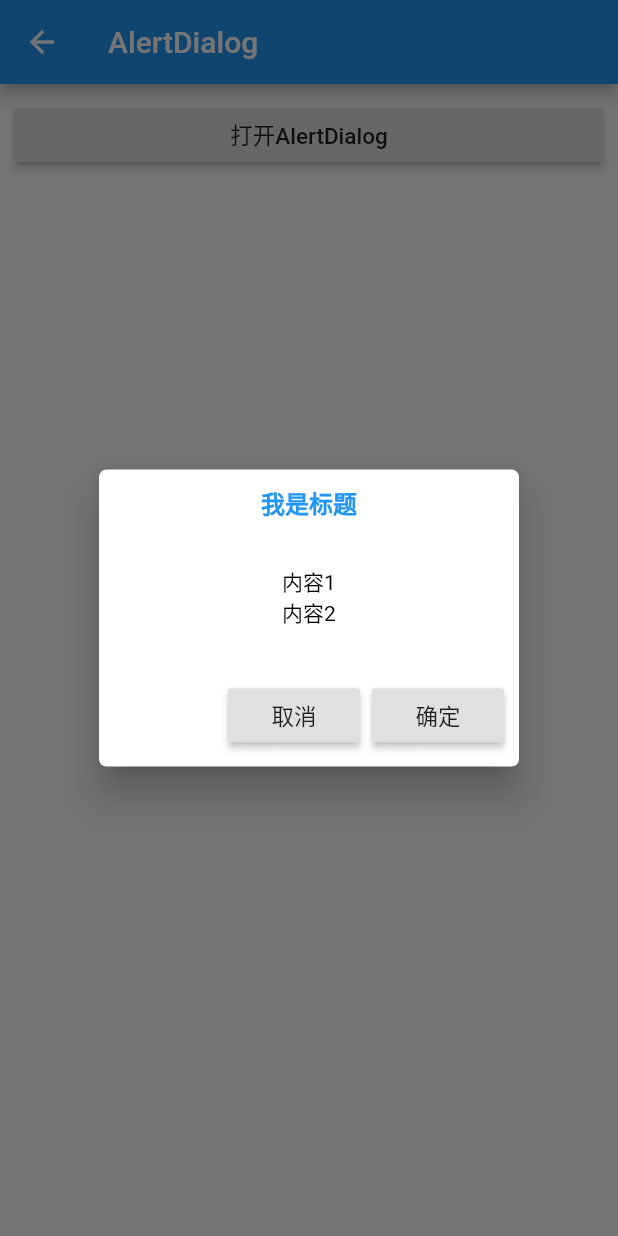
After one commit to starryxp/flutter_app, a Flutter app: the AlertDialogPage screen opened by its route, after a tap on "打开AlertDialog", on a phone screen of 412 x 824 dp. The commit adds this screen. Run offline on Flutter 3.47's test engine with Material 2 defaults, Android fonts, the phone set to English and light mode, and no system bars; our stand-ins replace fluttertoast.

Commit message:
SimpleDialogPage.dart AlertDialogPage.dart

```diff
--- a/lib/main.dart
+++ b/lib/main.dart
@@ -19,10 +19,12 @@ import 'package:flutter_app/widgets/basic/PlaceholderPage.dart';
 import 'package:flutter_app/widgets/basic/RowPage.dart';
 import 'package:flutter_app/widgets/basic/ScaffoldPage.dart';
 import 'package:flutter_app/widgets/basic/TextPage.dart';
+import 'package:flutter_app/widgets/material/AlertDialogPage.dart';
 import 'package:flutter_app/widgets/material/CheckboxPage.dart';
 import 'package:flutter_app/widgets/material/DateTimePickersPage.dart';
 import 'package:flutter_app/widgets/material/MaterialListPage.dart';
 import 'package:flutter_app/widgets/material/RadioPage.dart';
+import 'package:flutter_app/widgets/material/SimpleDialogPage.dart';
 import 'package:flutter_app/widgets/material/SliderPage.dart';
 import 'package:flutter_app/widgets/material/SwitchPage.dart';
 import 'package:flutter_app/widgets/material/TextFieldPage.dart';
@@ -68,8 +70,11 @@ class MyApp extends StatelessWidget {
     return MaterialApp(
       title: 'Flutter从零开始',
       //国际化语言支持
-      localizationsDelegates:[GlobalMaterialLocalizations.delegate,GlobalWidgetsLocalizations.delegate],
-      supportedLocales: [Locale('zh','CH')],
+      localizationsDelegates: [
+        GlobalMaterialLocalizations.delegate,
+        GlobalWidgetsLocalizations.delegate
+      ],
+      supportedLocales: [Locale('zh', 'CH')],
       theme: ThemeData(
         // 应用程序小部件使用的颜色。
         primarySwatch: Colors.blue,
@@ -150,6 +155,7 @@ class MyApp extends StatelessWidget {
     Constant.widgetsMaterialSliderPage: (context) => SliderPage(),
     Constant.widgetsMaterialDateTimePickersPage: (context) =>
         DateTimePickersPage(),
-
+    Constant.widgetsMaterialSimpleDialogPage: (context) => SimpleDialogPage(),
+    Constant.widgetsMaterialAlertDialogPage: (context) => AlertDialogPage(),
   };
 }
--- a/lib/utils/Constant.dart
+++ b/lib/utils/Constant.dart
@@ -44,4 +44,8 @@ class Constant {
   static final widgetsMaterialSliderPage = "widgets/material/slider_page";
   static final widgetsMaterialDateTimePickersPage =
       "widgets/material/date_time_pickers_page";
+  static final widgetsMaterialSimpleDialogPage =
+      "widgets/material/simple_dialog_page";
+  static final widgetsMaterialAlertDialogPage =
+      "widgets/material/alert_dialog_page";
 }
--- /dev/null
+++ b/lib/widgets/material/AlertDialogPage.dart
@@ -0,0 +1,109 @@
+import 'package:flutter/material.dart';
+
+class AlertDialogPage extends StatefulWidget {
+  final tip = '''
+1.AlertDialog介绍
+一个会中断用户操作的对话款，需要用户确认
+2.AlertDialog属性
+- title：标题
+- titlePadding：标题内边距
+- titleTextStyle：标题样式
+- content：内容，推荐用SingleChildScrollView包裹
+- contentPadding：EdgeInsets.fromLTRB(24.0, 20.0, 24.0, 24.0)，内容内边距
+- contentTextStyle：内容样式
+- actions：按钮
+- actionsPadding：EdgeInsets.zero，actions内边距
+- buttonPadding：按钮内边距
+- backgroundColor：背景色
+- elevation：阴影
+- shape：形状
+- scrollable = false：
+  ''';
+
+  @override
+  State<StatefulWidget> createState() => _AlertDialogPageState();
+}
+
+class _AlertDialogPageState extends State<AlertDialogPage> {
+  AlertDialog _dialog;
+
+  _createAlertDialog() {
+    return AlertDialog(
+      title: Text(
+        '我是标题',
+        textAlign: TextAlign.center,
+      ),
+      titlePadding: EdgeInsets.all(10),
+      titleTextStyle: TextStyle(
+        fontSize: 16,
+        fontWeight: FontWeight.bold,
+        color: Colors.blue,
+      ),
+      content: SingleChildScrollView(
+        child: Container(
+          child: Column(
+            children: [
+              Text('内容1'),
+              Text('内容2'),
+            ],
+          ),
+        ),
+      ),
+      contentTextStyle: TextStyle(
+        fontSize: 14,
+        fontWeight: FontWeight.normal,
+        color: Colors.black,
+      ),
+      actions: [
+        RaisedButton(
+          onPressed: () {
+            Navigator.of(context).pop();
+          },
+          child: Text('取消'),
+        ),
+        RaisedButton(
+          onPressed: () {
+            Navigator.of(context).pop();
+          },
+          child: Text('确定'),
+        ),
+      ],
+      actionsPadding: EdgeInsets.all(10),
+      actionsOverflowButtonSpacing: 10,
+      backgroundColor: Colors.white,
+      elevation: 10,
+      clipBehavior: Clip.antiAlias,
+      shape: RoundedRectangleBorder(
+        borderRadius: BorderRadius.circular(5),
+      ),
+    );
+  }
+
+  @override
+  Widget build(BuildContext context) {
+    return Scaffold(
+      appBar: AppBar(
+        title: Text('AlertDialog'),
+      ),
+      body: ListView(
+        padding: EdgeInsets.all(10),
+        children: [
+          RaisedButton(
+            onPressed: () {
+              if (_dialog == null) {
+                _dialog = _createAlertDialog();
+              }
+              showDialog(
+                context: context,
+                builder: (context) {
+                  return _dialog;
+                },
+              );
+            },
+            child: Text('打开AlertDialog'),
+          )
+        ],
+      ),
+    );
+  }
+}
--- a/lib/widgets/material/MaterialListPage.dart
+++ b/lib/widgets/material/MaterialListPage.dart
@@ -37,6 +37,14 @@ class MaterialListPage extends StatelessWidget {
         title: 'Date & Time Pickers',
         content: '日期&时间选择器',
         routerName: Constant.widgetsMaterialDateTimePickersPage),
+    HomeData(
+        title: 'SimpleDialog',
+        content: '简单对话框可以显示附加的提示或操作',
+        routerName: Constant.widgetsMaterialSimpleDialogPage),
+    HomeData(
+        title: 'AlertDialog',
+        content: '一个会中断用户操作的对话款，需要用户确认',
+        routerName: Constant.widgetsMaterialAlertDialogPage),
   ];
 
   @override
```
Also changed, not shown: lib/widgets/material/SimpleDialogPage.dart (added, +97 -0 lines), 1 other file.
